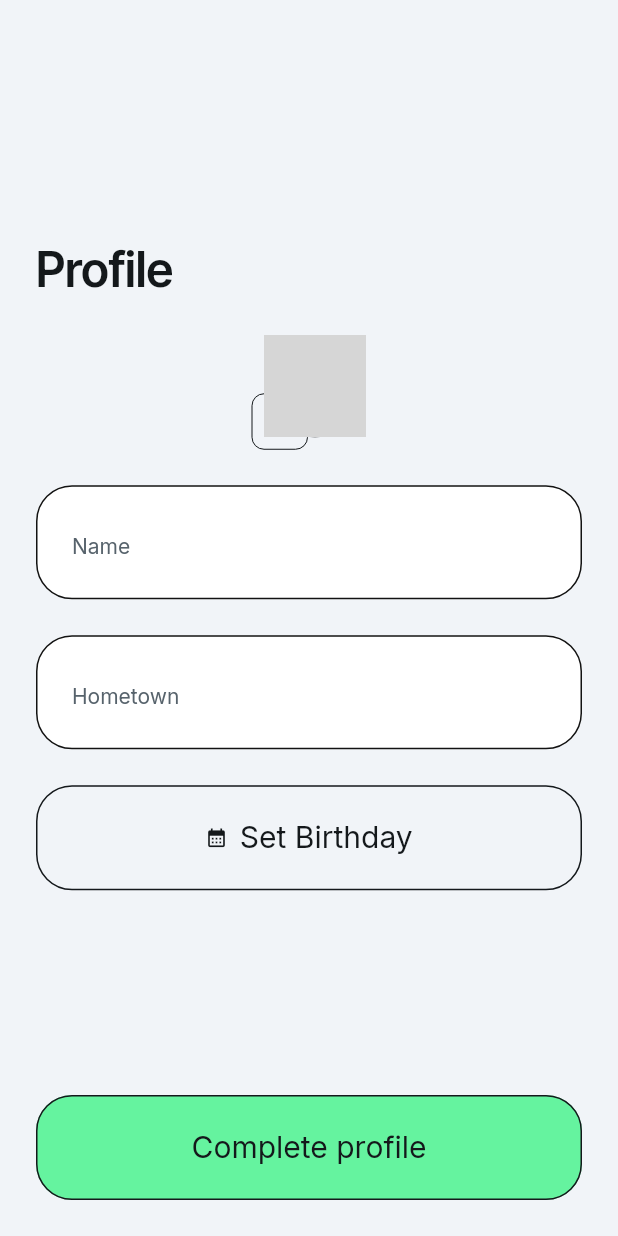
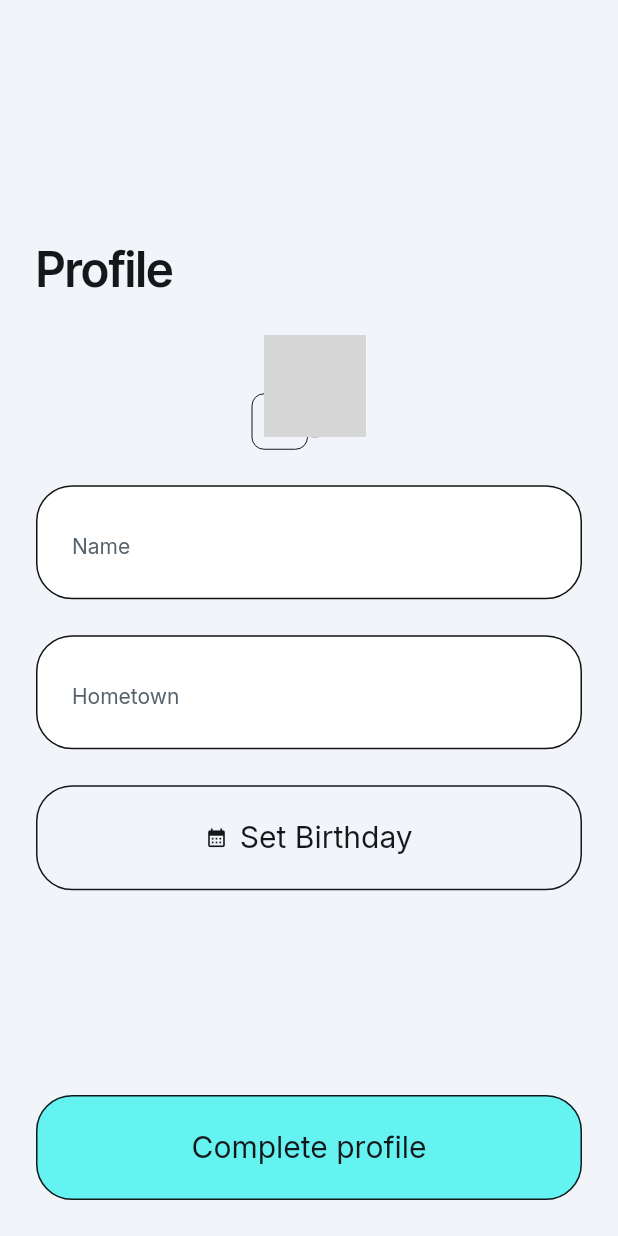
Before and after one commit to vincehalloran/TodoApp-FlutterFlow, a Flutter app: the OnboardingWidget screen opened directly, on a phone screen of 412 x 824 dp. Run offline on Flutter 3.47's test engine with Material 3 defaults, Android fonts, the phone set to English and light mode, and no system bars; drawn by our look-alikes of auto_size_text; our stand-ins replace cloud_firestore, easy_debounce, file_picker, firebase_auth, firebase_core, firebase_storage and 12 more; missing offline and left inert: json_path, mime_type; accounts and stored records are empty; network calls fail; grey boxes are pictures that could not be loaded.

Commit message:
Updating to latest FlutterFlow output.

```diff
--- a/lib/onboarding/onboarding_widget.dart
+++ b/lib/onboarding/onboarding_widget.dart
@@ -575,7 +575,7 @@ class _OnboardingWidgetState extends State<OnboardingWidget> {
                         EdgeInsetsDirectional.fromSTEB(16.0, 0.0, 16.0, 0.0),
                     iconPadding:
                         EdgeInsetsDirectional.fromSTEB(0.0, 0.0, 0.0, 0.0),
-                    color: Color(0xFF65F39F),
+                    color: Color(0xFF65F3F2),
                     textStyle:
                         FlutterFlowTheme.of(context).labelMedium.override(
                               font: GoogleFonts.inter(
```
